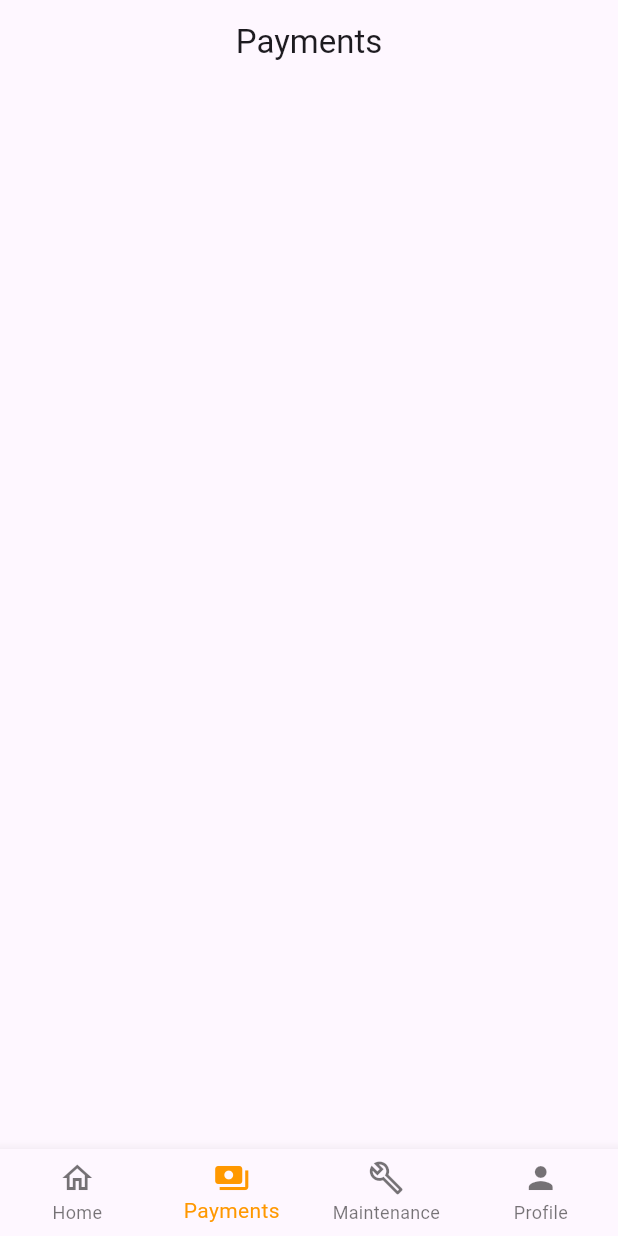
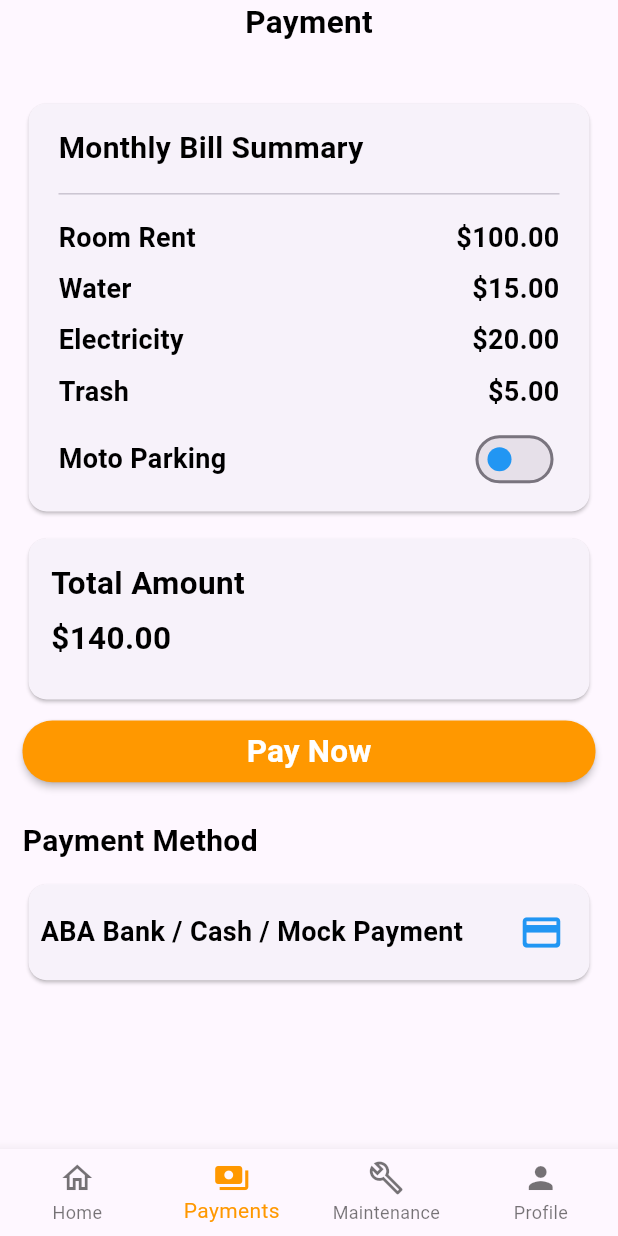
Before and after one commit to SaTya-Dev082/Tenant_app_rupp, a Flutter app: the screen it shows after launch, item 2 of the bottom bar chosen, on a phone screen of 412 x 824 dp. Run offline on Flutter 3.47's test engine with Material 3 defaults, Android fonts, the phone set to English and light mode, and no system bars; our stand-ins replace get, get_storage, shared_preferences; network calls fail.

Commit message:
completed screen payments and profile only ui

```diff
--- a/lib/controller/home_controller.dart
+++ b/lib/controller/home_controller.dart
@@ -13,7 +13,7 @@ class HomeController extends GetxController {
 
   // Block Theme Mode
   bool isDarkMode = false;
-  void changeThemeMode() {
+  void setThemeMode(bool value) {
     var theme = Get.isDarkMode;
     if (theme) {
       Get.changeThemeMode(ThemeMode.light);
@@ -27,15 +27,30 @@ class HomeController extends GetxController {
     update();
   }
 
-  IconButton changeIconTheme() {
+  IconButton changeIconTheme(bool value) {
     String? theme = box.read("theme");
     return IconButton(
       onPressed: () {
-        changeThemeMode();
+        setThemeMode(value);
       },
       icon: Icon(
         theme == "dark" ? Icons.dark_mode_outlined : Icons.light_mode_outlined,
       ),
     );
   }
+
+  // Switch block
+  bool isMotoParking = false;
+  void changeParking(bool value) {
+    isMotoParking = value;
+    box.write("parking", value);
+    update();
+  }
+
+  @override
+  void onInit() {
+    super.onInit();
+    isMotoParking = box.read("parking") ?? false;
+    isDarkMode = box.read("theme") == "dark";
+  }
 }
--- a/lib/view/main_screen/screens/payment_screen.dart
+++ b/lib/view/main_screen/screens/payment_screen.dart
@@ -1,10 +1,12 @@
 import 'package:flutter/material.dart';
+
+import '../widgets/main_widgets/body_payment_screen.dart';
 
 class PaymentScreen extends StatelessWidget {
   const PaymentScreen({super.key});
 
   @override
   Widget build(BuildContext context) {
-    return Scaffold(appBar: AppBar(title: Text("Payments"), centerTitle: true));
+    return Scaffold(body: buildBodyPaymentScreen());
   }
 }
--- /dev/null
+++ b/lib/view/main_screen/widgets/main_widgets/body_payment_screen.dart
@@ -0,0 +1,216 @@
+import 'package:flutter/material.dart';
+import 'package:get/get.dart';
+import 'package:get_storage/get_storage.dart';
+import 'package:tenant_app/controller/home_controller.dart';
+
+final box = GetStorage();
+final controller = Get.find<HomeController>();
+
+class buildBodyPaymentScreen extends StatelessWidget {
+  const buildBodyPaymentScreen({super.key});
+
+  @override
+  Widget build(BuildContext context) {
+    var color = box.read("theme") == "dark" ? Colors.white : Colors.black;
+    return SafeArea(
+      child: SingleChildScrollView(
+        scrollDirection: Axis.vertical,
+        child: GetBuilder<HomeController>(
+          builder:
+              (controller) => Padding(
+                padding: const EdgeInsets.symmetric(horizontal: 15),
+                child: Column(
+                  spacing: 10,
+                  children: [
+                    Align(
+                      alignment: Alignment.center,
+                      child: Text(
+                        "Payment",
+                        style: TextStyle(
+                          fontWeight: FontWeight.bold,
+                          fontSize: 21,
+                          color: color,
+                        ),
+                      ),
+                    ),
+                    SizedBox(height: 15),
+                    Card(
+                      child: Container(
+                        height: Get.height * 0.33,
+                        width: double.infinity,
+                        child: Padding(
+                          padding: const EdgeInsets.symmetric(
+                            vertical: 15.0,
+                            horizontal: 20,
+                          ),
+                          child: Column(
+                            crossAxisAlignment: CrossAxisAlignment.start,
+                            spacing: 8.2,
+                            children: [
+                              Text(
+                                "Monthly Bill Summary",
+                                style: TextStyle(
+                                  fontSize: 20,
+                                  fontWeight: FontWeight.bold,
+                                  color: color,
+                                ),
+                              ),
+                              Divider(),
+                              _buildRow(title: "Room Rent", price: 100.00),
+                              _buildRow(title: "Water", price: 15),
+                              _buildRow(title: "Electricity", price: 20),
+                              _buildRow(title: "Trash", price: 5),
+                              Row(
+                                mainAxisAlignment:
+                                    MainAxisAlignment.spaceBetween,
+                                children: [
+                                  Text(
+                                    "Moto Parking",
+                                    style: TextStyle(
+                                      fontSize: 18,
+                                      fontWeight: FontWeight.bold,
+                                      color: color,
+                                    ),
+                                  ),
+                                  Switch(
+                                    activeColor: Colors.white,
+                                    activeTrackColor: Colors.green,
+                                    inactiveThumbColor: Colors.blue,
+                                    focusColor: Colors.yellow,
+                                    value: controller.isMotoParking,
+                                    onChanged: (value) {
+                                      controller.changeParking(value);
+                                      print(controller.isMotoParking);
+                                    },
+                                  ),
+                                ],
+                              ),
+                            ],
+                          ),
+                        ),
+                      ),
+                    ),
+                    SizedBox(
+                      height: Get.height * 0.14,
+                      width: double.infinity,
+                      child: Card(
+                        child: Padding(
+                          padding: const EdgeInsets.only(top: 15, left: 15),
+                          child: Column(
+                            crossAxisAlignment: CrossAxisAlignment.start,
+                            spacing: 7,
+                            children: [
+                              Text(
+                                "Total Amount",
+                                style: TextStyle(
+                                  fontWeight: FontWeight.bold,
+                                  fontSize: 21,
+                                  color: color,
+                                ),
+                              ),
+                              Text(
+                                "\$140.00",
+                                style: TextStyle(
+                                  fontWeight: FontWeight.bold,
+                                  fontSize: 21,
+                                  color: color,
+                                ),
+                              ),
+                            ],
+                          ),
+                        ),
+                      ),
+                    ),
+                    SizedBox(
+                      height: Get.height * 0.05,
+                      width: double.infinity,
+                      child: MaterialButton(
+                        shape: RoundedRectangleBorder(
+                          borderRadius: BorderRadius.circular(20),
+                        ),
+                        onPressed: () {},
+                        textColor: Colors.white,
+                        color: Colors.orange,
+                        child: Text(
+                          "Pay Now",
+                          style: TextStyle(
+                            fontSize: 21,
+                            fontWeight: FontWeight.bold,
+                          ),
+                        ),
+                      ),
+                    ),
+                    SizedBox(height: 5),
+                    Align(
+                      alignment: Alignment.topLeft,
+                      child: Text(
+                        "Payment Method",
+                        style: TextStyle(
+                          fontWeight: FontWeight.bold,
+                          fontSize: 20,
+                          color: color,
+                        ),
+                      ),
+                    ),
+                    InkWell(
+                      onTap: () {},
+                      child: Card(
+                        child: Padding(
+                          padding: const EdgeInsets.all(8.0),
+                          child: Row(
+                            mainAxisAlignment: MainAxisAlignment.spaceBetween,
+                            children: [
+                              Text(
+                                "ABA Bank / Cash / Mock Payment",
+                                style: TextStyle(
+                                  fontWeight: FontWeight.bold,
+                                  fontSize: 18,
+                                  color: color,
+                                ),
+                              ),
+                              IconButton(
+                                onPressed: () {},
+                                icon: Icon(
+                                  Icons.credit_card_rounded,
+                                  size: 30,
+                                  color: Colors.blue,
+                                ),
+                              ),
+                            ],
+                          ),
+                        ),
+                      ),
+                    ),
+                  ],
+                ),
+              ),
+        ),
+      ),
+    );
+  }
+}
+
+Widget _buildRow({required String title, required double price}) {
+  var color = box.read("theme") == "dark" ? Colors.white : Colors.black;
+  return Row(
+    mainAxisAlignment: MainAxisAlignment.spaceBetween,
+    children: [
+      Text(
+        title,
+        style: TextStyle(
+          fontSize: 18,
+          fontWeight: FontWeight.bold,
+          color: color,
+        ),
+      ),
+      Text(
+        "\$${price.toStringAsFixed(2)}",
+        style: TextStyle(
+          fontSize: 18,
+          fontWeight: FontWeight.bold,
+          color: color,
+        ),
+      ),
+    ],
+  );
+}
```
Also changed, not shown: lib/view/main_screen/screens/profile_screen.dart (+3 -15 lines), lib/view/main_screen/widgets/main_widgets/body_home_screen.dart (+4 -4 lines), lib/view/main_screen/widgets/main_widgets/body_profile_screen.dart (added, +337 -0 lines), lib/view/main_screen/widgets/sub_widgets/sub_profile_screen/theme_mode_view.dart (added, +41 -0 lines), lib/view/main_screen/widgets/sub_widgets/sub_home_screen/maintenance_request.dart (renamed from lib/view/main_screen/widgets/sub_widgets/maintenance_request.dart), lib/view/main_screen/widgets/sub_widgets/sub_home_screen/make_payment.dart (renamed from lib/view/main_screen/widgets/sub_widgets/make_payment.dart), lib/view/main_screen/widgets/sub_widgets/sub_home_screen/my_lease.dart (renamed from lib/view/main_screen/widgets/sub_widgets/my_lease.dart), lib/view/main_screen/widgets/sub_widgets/sub_home_screen/payment_history.dart (renamed from lib/view/main_screen/widgets/sub_widgets/payment_history.dart).
